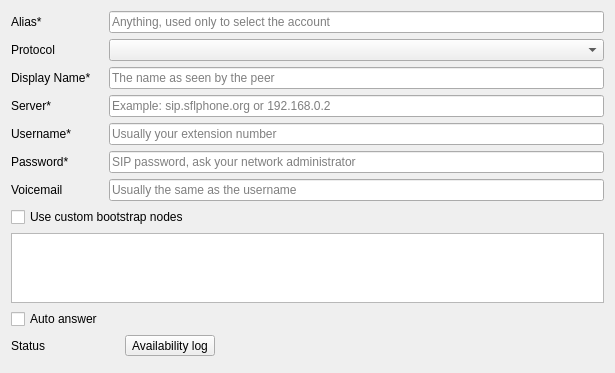
Above: src/conf/account/accountpages/basic.ui from KDE/ring-kde before the change. Below: the same form after it.
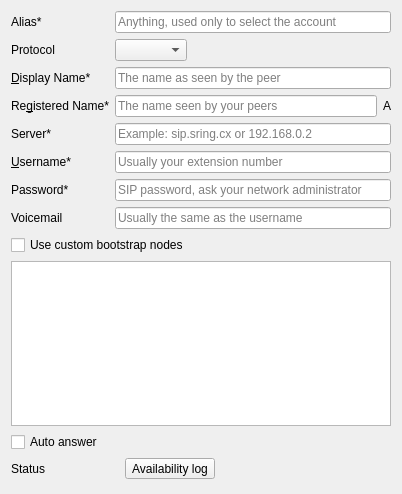
That is the form after the change. Icons and pictures are not drawn. Custom widgets are drawn as their Qt base class.

Commit message:
account: Support the Registered name field
This is the first step to being able to create Ring account after
the first run wizard.

Diff of the .ui file:
```diff
--- a/src/conf/account/accountpages/basic.ui
+++ b/src/conf/account/accountpages/basic.ui
@@ -6,10 +6,12 @@
    <rect>
     <x>0</x>
     <y>0</y>
-    <width>615</width>
-    <height>370</height>
+    <width>402</width>
+    <height>494</height>
    </rect>
   </property>
+  <layout class="QGridLayout" name="gridLayout">
+   <item row="0" column="0" colspan="3">
   <layout class="QFormLayout" name="formLayout">
    <item row="0" column="0">
     <widget class="QLabel" name="label1_alias">
@@ -51,12 +53,32 @@
     </widget>
    </item>
    <item row="1" column="1">
+      <layout class="QHBoxLayout" name="horizontalLayout_2">
+       <item>
     <widget class="AutoComboBox" name="m_pProtocol"/>
    </item>
+       <item>
+        <spacer name="horizontalSpacer_2">
+         <property name="orientation">
+          <enum>Qt::Horizontal</enum>
+         </property>
+         <property name="sizeHint" stdset="0">
+          <size>
+           <width>40</width>
+           <height>20</height>
+          </size>
+         </property>
+        </spacer>
+       </item>
+      </layout>
+     </item>
    <item row="2" column="0">
     <widget class="QLabel" name="label">
      <property name="text">
-      <string>Display Name*</string>
+        <string>&amp;Display Name*</string>
+       </property>
+       <property name="buddy">
+        <cstring>lrcfg_displayName</cstring>
      </property>
     </widget>
    </item>
@@ -68,6 +90,34 @@
     </widget>
    </item>
    <item row="3" column="0">
+      <widget class="QLabel" name="lrcfg_registeredNameBuddy2">
+       <property name="text">
+        <string>Re&amp;gistered Name*</string>
+       </property>
+       <property name="buddy">
+        <cstring>lrcfg_registeredName</cstring>
+       </property>
+      </widget>
+     </item>
+     <item row="3" column="1">
+      <layout class="QHBoxLayout" name="horizontalLayout_3">
+       <item>
+        <widget class="QLineEdit" name="lrcfg_registeredName">
+         <property name="placeholderText">
+          <string>The name seen by your peers</string>
+         </property>
+        </widget>
+       </item>
+       <item>
+        <widget class="QLabel" name="lrcfg_registeredNameBuddy">
+         <property name="text">
+          <string>A</string>
+         </property>
+        </widget>
+       </item>
+      </layout>
+     </item>
+     <item row="4" column="0">
     <widget class="QLabel" name="label3_server">
      <property name="text">
       <string comment="SIP server">Server*</string>
@@ -77,7 +127,7 @@
      </property>
     </widget>
    </item>
-   <item row="3" column="1">
+     <item row="4" column="1">
     <widget class="QLineEdit" name="lrcfg_hostname">
      <property name="minimumSize">
       <size>
@@ -86,31 +136,31 @@
       </size>
      </property>
      <property name="placeholderText">
-      <string>Example: sip.sflphone.org or 192.168.0.2</string>
+        <string>Example: sip.sring.cx or 192.168.0.2</string>
      </property>
     </widget>
    </item>
-   <item row="4" column="0">
+     <item row="5" column="0">
     <widget class="QLabel" name="label4_user">
      <property name="accessibleDescription">
       <string comment="Account username"/>
      </property>
      <property name="text">
-      <string comment="Account username">Username*</string>
+        <string comment="Account username">&amp;Username*</string>
      </property>
      <property name="buddy">
       <cstring>lrcfg_username</cstring>
      </property>
     </widget>
    </item>
-   <item row="4" column="1">
+     <item row="5" column="1">
     <widget class="QLineEdit" name="lrcfg_username">
      <property name="placeholderText">
       <string>Usually your extension number</string>
      </property>
     </widget>
    </item>
-   <item row="5" column="0">
+     <item row="6" column="0">
     <widget class="QLabel" name="label5_password">
      <property name="text">
       <string comment="Account password">Password*</string>
@@ -120,7 +170,7 @@
      </property>
     </widget>
    </item>
-   <item row="5" column="1">
+     <item row="6" column="1">
     <widget class="QLineEdit" name="lrcfg_password">
      <property name="echoMode">
       <enum>QLineEdit::Password</enum>
@@ -130,7 +180,7 @@
      </property>
     </widget>
    </item>
-   <item row="6" column="0">
+     <item row="7" column="0">
     <widget class="QLabel" name="label6_mailbox">
      <property name="text">
       <string comment="Account voice mail address">Voicemail</string>
@@ -140,42 +190,44 @@
      </property>
     </widget>
    </item>
-   <item row="6" column="1">
+     <item row="7" column="1">
     <widget class="QLineEdit" name="lrcfg_mailbox">
      <property name="placeholderText">
       <string>Usually the same as the username</string>
      </property>
     </widget>
    </item>
-   <item row="7" column="0" colspan="2">
+    </layout>
+   </item>
+   <item row="1" column="0" colspan="2">
     <widget class="QCheckBox" name="lrcfg_hasCustomBootstrap">
      <property name="text">
       <string>Use custom bootstrap nodes</string>
      </property>
     </widget>
    </item>
-   <item row="8" column="0" colspan="2">
+   <item row="2" column="0" colspan="3">
     <widget class="QTableView" name="m_pBootstrapModel">
      <attribute name="verticalHeaderVisible">
       <bool>false</bool>
      </attribute>
     </widget>
    </item>
-   <item row="10" column="0">
+   <item row="3" column="0">
     <widget class="QCheckBox" name="lrcfg_autoAnswer">
      <property name="text">
       <string>Auto answer</string>
      </property>
     </widget>
    </item>
-   <item row="11" column="0">
+   <item row="4" column="0">
     <widget class="QLabel" name="label7_state">
      <property name="text">
       <string>Status</string>
      </property>
     </widget>
    </item>
-   <item row="11" column="1">
+   <item row="4" column="1">
     <layout class="QHBoxLayout" name="horizontalLayout">
      <item>
       <widget class="QLabel" name="edit7_state">
@@ -221,7 +273,7 @@
      </item>
     </layout>
    </item>
-   <item row="12" column="1">
+   <item row="5" column="2">
     <spacer name="verticalSpacer">
      <property name="orientation">
       <enum>Qt::Vertical</enum>
```
Left out of the diff: 11 changed lines with no effect on the pictures. Lines whose indentation alone changed are shown as unchanged. The commit also changes 1 other file.
